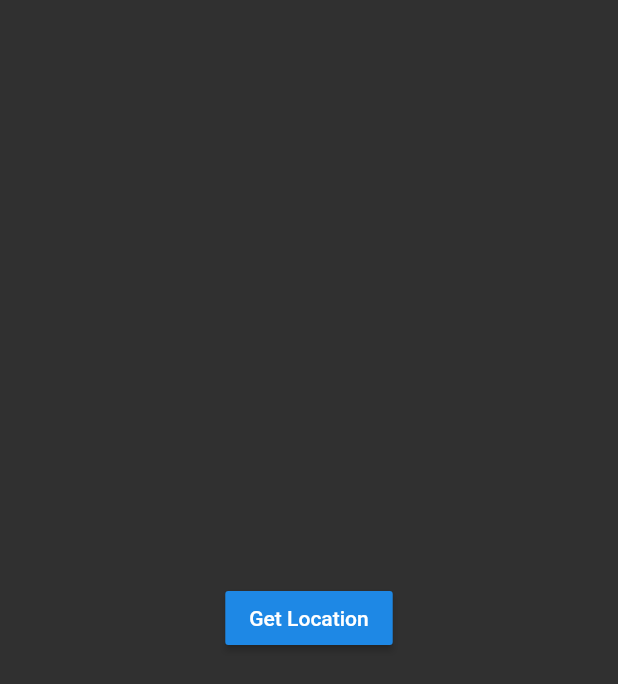
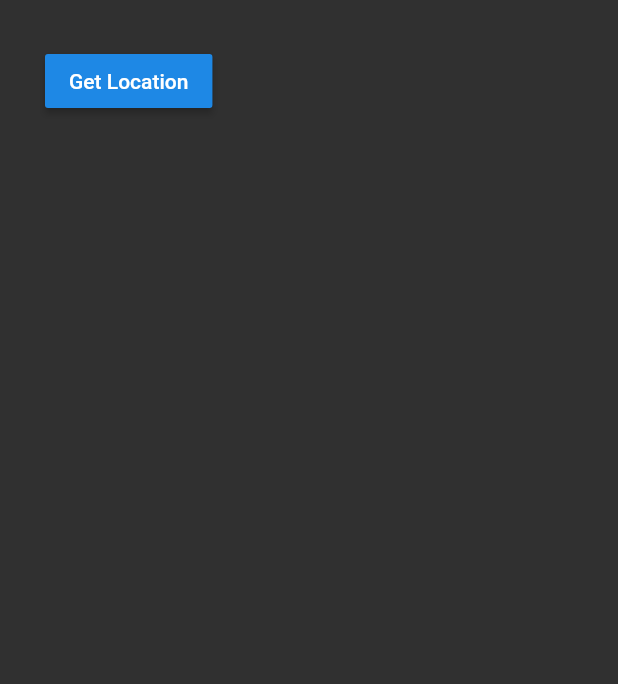
Before and after one commit to jin-aiit-a1824jj/flutter-tutorial-8-weather_sample, a Flutter app: the screen it shows after launch, on a phone screen of 412 x 824 dp. Shown: the top 684 px of the screen. Run offline on Flutter 3.47's test engine with Material 2 defaults, Android fonts, the phone set to English and light mode, and no system bars; our stand-ins replace geolocator.

```diff
--- a/lib/screens/loading_screen.dart
+++ b/lib/screens/loading_screen.dart
@@ -10,8 +10,19 @@ class _LoadingScreenState extends State<LoadingScreen> {
   @override
   Widget build(BuildContext context) {
     print('build Called');
+
+    String myMargin = 'abc';
+    double myMarginAsDouble;
+
+    try{
+      myMarginAsDouble = double.parse(myMargin);
+    }catch(exception){
+      print(exception);
+    }
+
     return Scaffold(
-      body: Center(
+      body: Container(
+        margin: EdgeInsets.all(myMarginAsDouble ?? 30.0),
         child: RaisedButton(
           onPressed: () {
             getLocation();
```
